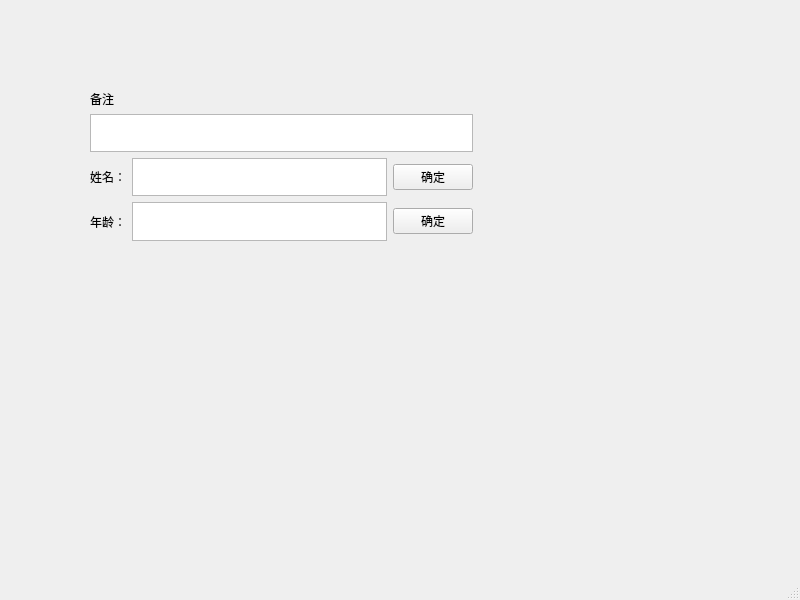
Above: src/designer/MainWinVHLayout.ui from Pokoai/PyQt5 before the change. Below: the same form after it.
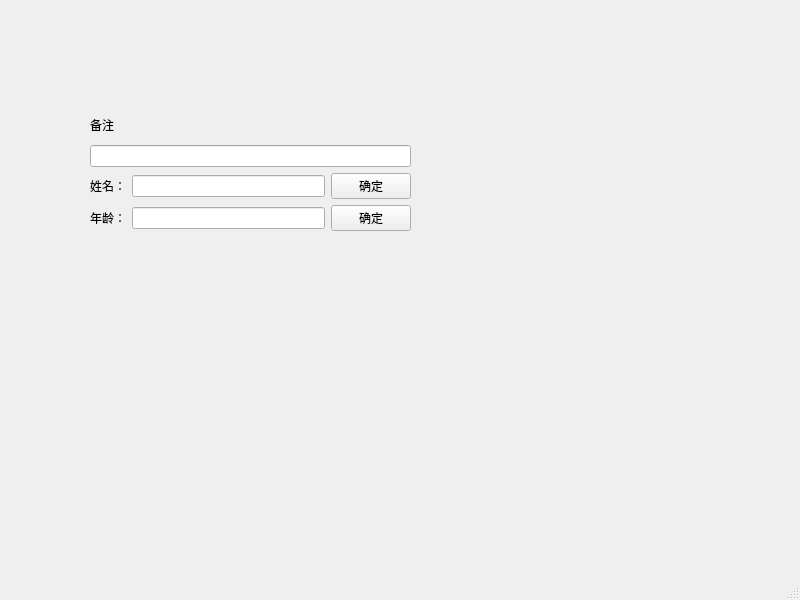
That is the form after the change.

```diff
--- a/src/designer/MainWinVHLayout.ui
+++ b/src/designer/MainWinVHLayout.ui
@@ -18,9 +18,9 @@
     <property name="geometry">
      <rect>
       <x>90</x>
-      <y>90</y>
-      <width>383</width>
-      <height>151</height>
+      <y>110</y>
+      <width>321</width>
+      <height>121</height>
      </rect>
     </property>
     <layout class="QVBoxLayout" name="verticalLayout">
@@ -32,7 +32,7 @@
       </widget>
      </item>
      <item>
-      <widget class="QTextEdit" name="textEdit"/>
+      <widget class="QLineEdit" name="lineEdit"/>
      </item>
      <item>
       <layout class="QHBoxLayout" name="horizontalLayout">
@@ -44,7 +44,7 @@
         </widget>
        </item>
        <item>
-        <widget class="QTextEdit" name="textEdit_2"/>
+        <widget class="QLineEdit" name="lineEdit_2"/>
        </item>
        <item>
         <widget class="QPushButton" name="pushButton">
@@ -65,7 +65,7 @@
         </widget>
        </item>
        <item>
-        <widget class="QTextEdit" name="textEdit_3"/>
+        <widget class="QLineEdit" name="lineEdit_3"/>
        </item>
        <item>
         <widget class="QPushButton" name="pushButton_2">
```
